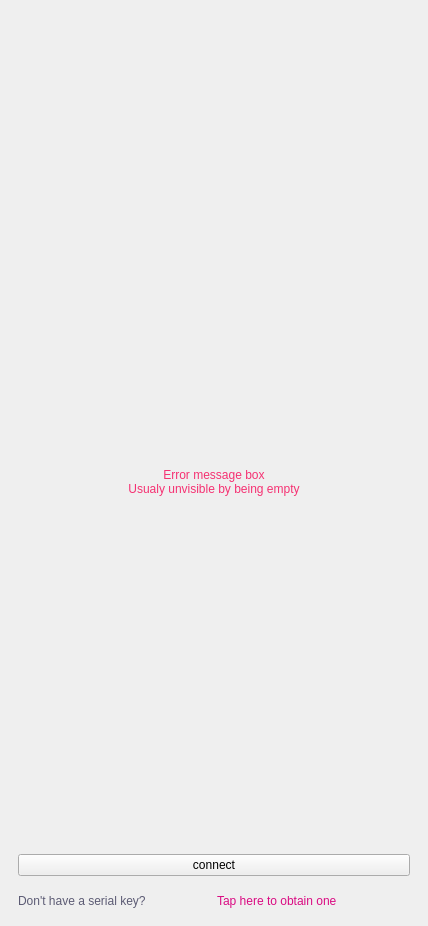
First picture: the form in forms/ui/login.ui, repository demlabs-cellframe/dap-ui-sdk, before the edit.
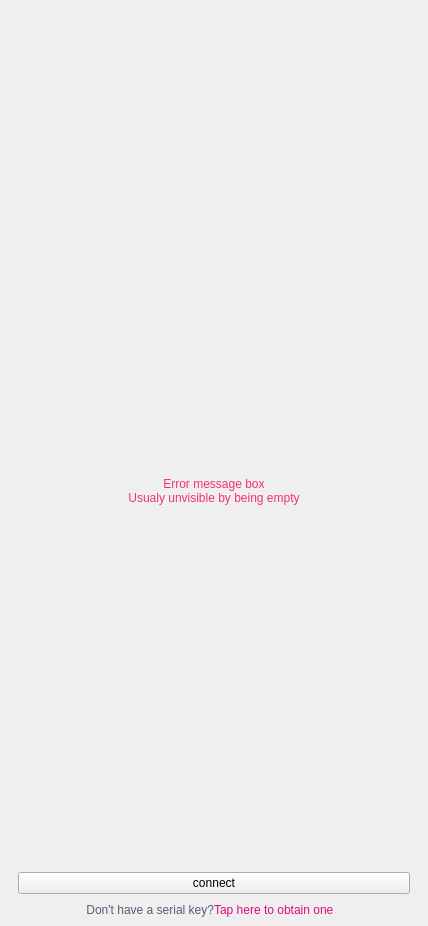
Second picture: the form after the edit. Icons and pictures are not drawn. Custom widgets are drawn as their Qt base class.

Commit message: added statistics scaling. fixed fonts for login and connection forms.

The edit to the form file:
```diff
--- a/forms/ui/login.ui
+++ b/forms/ui/login.ui
@@ -186,6 +186,21 @@
       <item>
        <widget class="QWidget" name="widget_4" native="true">
         <layout class="QHBoxLayout" name="horizontalLayout_3">
+         <property name="spacing">
+          <number>0</number>
+         </property>
+         <property name="leftMargin">
+          <number>0</number>
+         </property>
+         <property name="topMargin">
+          <number>0</number>
+         </property>
+         <property name="rightMargin">
+          <number>0</number>
+         </property>
+         <property name="bottomMargin">
+          <number>0</number>
+         </property>
          <item>
           <widget class="KelGuiLabel" name="label_2">
            <property name="styleSheet">
@@ -197,6 +212,9 @@
            <property name="text">
             <string>Don't have a serial key?</string>
            </property>
+           <property name="alignment">
+            <set>Qt::AlignRight|Qt::AlignTrailing|Qt::AlignVCenter</set>
+           </property>
            <property name="cssStyle">
             <string>font16 gray_passive lato normal</string>
            </property>
```
Left out of the diff: 8 changed lines with no effect on the pictures. The commit also changes 4 other files.
